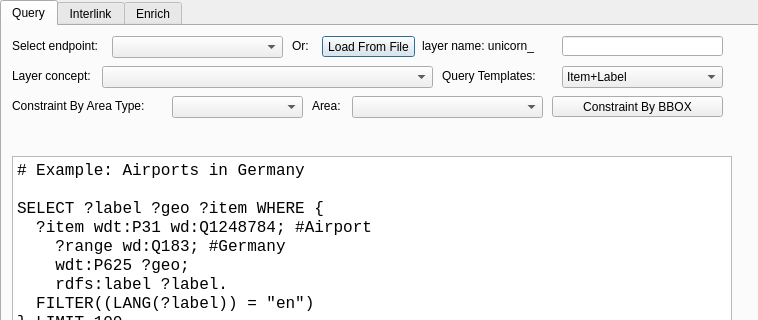
Before: the Qt Designer form sparql_unicorn/sparql_unicorn_dialog_base.ui in sparqlunicorn/sparqlunicornGoesGIS, drawn with Qt 5; both pictures show x 0 to 758 and y 0 to 320 of the 758 by 658 pixel window.
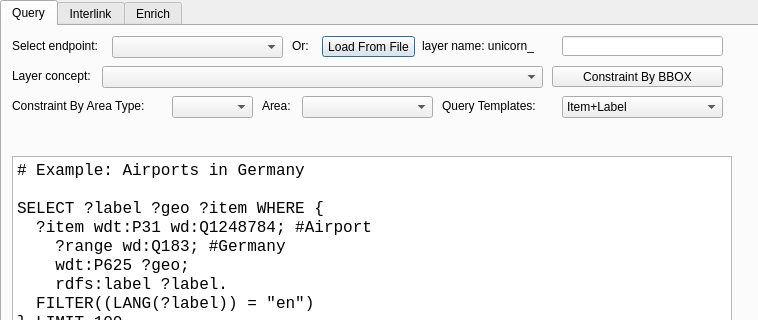
After: the same form once the commit is applied.

The edit to the form file:
```diff
--- a/sparql_unicorn/sparql_unicorn_dialog_base.ui
+++ b/sparql_unicorn/sparql_unicorn_dialog_base.ui
@@ -27,6 +27,9 @@
    </property>
   </widget>
   <widget class="QTabWidget" name="tabWidget">
+   <property name="enabled">
+    <bool>true</bool>
+   </property>
    <property name="geometry">
     <rect>
      <x>0</x>
@@ -38,7 +41,13 @@
    <property name="currentIndex">
     <number>0</number>
    </property>
+   <property name="tabBarAutoHide">
+    <bool>false</bool>
+   </property>
    <widget class="QWidget" name="tab">
+    <property name="enabled">
+     <bool>true</bool>
+    </property>
     <attribute name="title">
      <string>Query</string>
     </attribute>
@@ -83,7 +92,7 @@
       <rect>
        <x>100</x>
        <y>40</y>
-       <width>331</width>
+       <width>441</width>
        <height>22</height>
       </rect>
      </property>
@@ -254,7 +263,7 @@
       <rect>
        <x>170</x>
        <y>70</y>
-       <width>131</width>
+       <width>81</width>
        <height>22</height>
       </rect>
      </property>
@@ -263,7 +272,7 @@
      <property name="geometry">
       <rect>
        <x>550</x>
-       <y>70</y>
+       <y>40</y>
        <width>171</width>
        <height>21</height>
       </rect>
@@ -275,9 +284,9 @@
     <widget class="QComboBox" name="areas">
      <property name="geometry">
       <rect>
-       <x>350</x>
+       <x>300</x>
        <y>70</y>
-       <width>191</width>
+       <width>131</width>
        <height>22</height>
       </rect>
      </property>
@@ -285,7 +294,7 @@
     <widget class="QLabel" name="label_9">
      <property name="geometry">
       <rect>
-       <x>310</x>
+       <x>260</x>
        <y>70</y>
        <width>41</width>
        <height>20</height>
@@ -312,7 +321,7 @@
      <property name="geometry">
       <rect>
        <x>440</x>
-       <y>40</y>
+       <y>70</y>
        <width>111</width>
        <height>20</height>
       </rect>
@@ -325,7 +334,7 @@
      <property name="geometry">
       <rect>
        <x>560</x>
-       <y>40</y>
+       <y>70</y>
        <width>161</width>
        <height>22</height>
       </rect>
```
Left out of the diff: 9 changed lines with no effect on the pictures.
